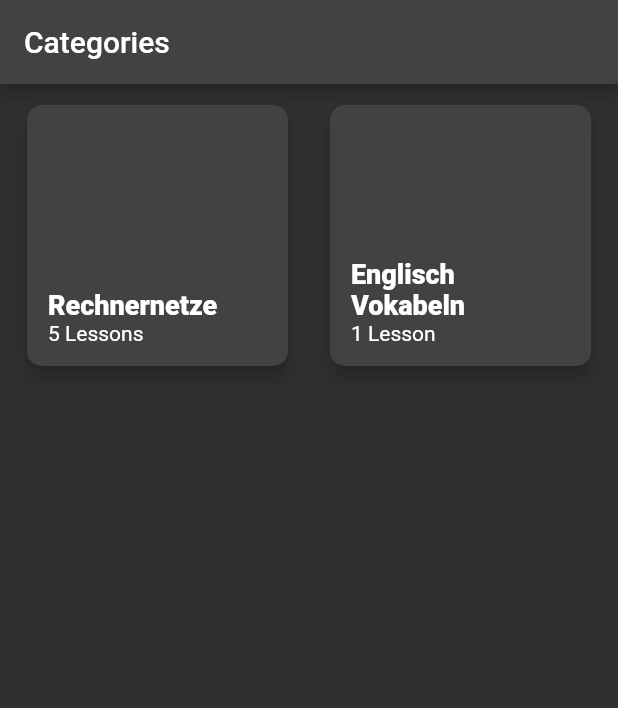
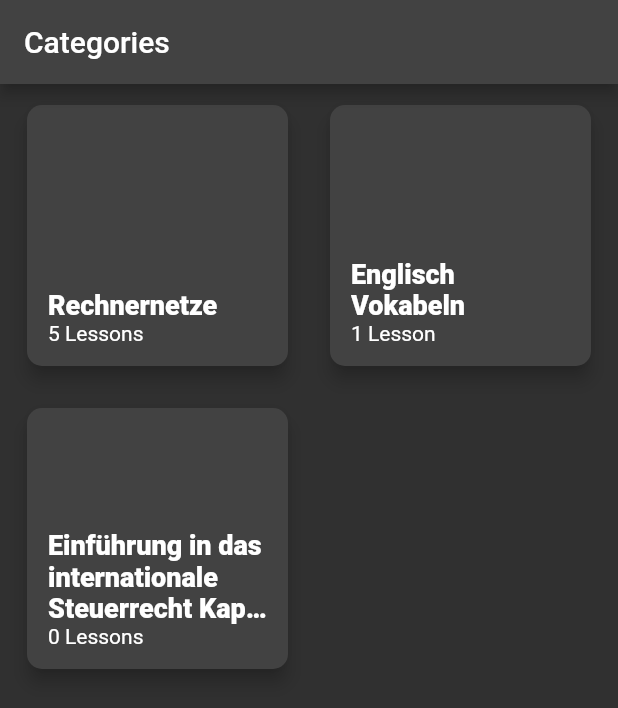
Before and after one commit to niklasschloegel/vocab-trainer, a Flutter app: the screen it shows after launch, on a phone screen of 412 x 824 dp. Shown: the top 708 px of the screen. Run offline on Flutter 3.47's test engine with Material 2 defaults, Android fonts, the phone set to English and light mode, and no system bars; our stand-ins replace carousel_slider, pie_chart.

Commit message:
improving reusability of gridview and grid cards

```diff
--- a/lib/data/dummy_data.dart
+++ b/lib/data/dummy_data.dart
@@ -148,4 +148,8 @@ Con: Schwer wart-/kontrollierbar
       ),
     ],
   ),
+  Category(
+    "Einführung in das internationale Steuerrecht Kapitel Nummer 123456",
+    [],
+  ),
 ];
--- a/lib/pages/categories_overview_screen.dart
+++ b/lib/pages/categories_overview_screen.dart
@@ -1,6 +1,9 @@
 import 'package:flutter/material.dart';
 import 'package:vocab_trainer/data/dummy_data.dart';
+import 'package:vocab_trainer/utils/description_generator.dart';
 import 'package:vocab_trainer/widgets/widgets.dart';
+
+import 'category_screen.dart';
 
 class CategoriesOverviewScreen extends StatelessWidget {
   static const routeName = "/";
@@ -16,14 +19,20 @@ class CategoriesOverviewScreen extends StatelessWidget {
         ),
       ),
       body: categories.length > 0
-          ? CustomGridView(
-              itemBuilder: (ctx, i) {
-                final category = categories[i];
-                return CategoryCard(
-                    key: ValueKey(category.id), category: category);
-              },
-              itemCount: categories.length,
-            )
+          ? CategoryLessonCollectionView(
+              menuItems: categories
+                  .map((category) => MenuItem(
+                      id: category.id,
+                      title: category.title,
+                      description: DescriptionGenerator.generate(
+                        category.lessons.length,
+                        "Lesson",
+                      ),
+                      navigate: (ctx) => Navigator.of(ctx).pushNamed(
+                            CategoryScreen.routeName,
+                            arguments: category,
+                          )))
+                  .toList())
           : Center(child: Text("No Categories created yet.")),
     );
   }
--- a/lib/widgets/category_card.dart
+++ /dev/null
@@ -1,27 +0,0 @@
-import 'package:flutter/material.dart';
-import 'package:vocab_trainer/models/models.dart';
-import 'package:vocab_trainer/pages/pages.dart';
-import 'package:vocab_trainer/utils/description_generator.dart';
-
-import 'menu_card.dart';
-
-class CategoryCard extends StatelessWidget {
-  final Category category;
-  const CategoryCard({Key? key, required this.category}) : super(key: key);
-
-  void _navigateToCategory(BuildContext context) =>
-      Navigator.of(context).pushNamed(
-        CategoryScreen.routeName,
-        arguments: category,
-      );
-
-  @override
-  Widget build(BuildContext context) {
-    return MenuCard(
-      title: category.title,
-      description:
-          DescriptionGenerator.generate(category.lessons.length, "Lesson"),
-      navigate: _navigateToCategory,
-    );
-  }
-}
--- /dev/null
+++ b/lib/widgets/category_lesson_collection_view.dart
@@ -0,0 +1,27 @@
+import 'package:flutter/material.dart';
+
+import 'custom_grid_view.dart';
+import 'menu_card.dart';
+import 'menu_item.dart';
+
+class CategoryLessonCollectionView extends StatelessWidget {
+  final List<MenuItem> menuItems;
+  const CategoryLessonCollectionView({Key? key, required this.menuItems})
+      : super(key: key);
+
+  @override
+  Widget build(BuildContext context) {
+    return CustomGridView(
+      itemBuilder: (ctx, index) {
+        final menuItem = menuItems[index];
+        return MenuCard(
+          key: ValueKey(menuItem.id),
+          title: menuItem.title,
+          description: menuItem.description,
+          navigate: menuItem.navigate,
+        );
+      },
+      itemCount: menuItems.length,
+    );
+  }
+}
--- a/lib/widgets/custom_grid_view.dart
+++ b/lib/widgets/custom_grid_view.dart
@@ -17,13 +17,14 @@ class CustomGridView extends StatelessWidget {
   Widget build(BuildContext context) {
     var _mediaQuery = MediaQuery.of(context);
     var _width = _mediaQuery.size.width;
-    double _containerWidth = min(DeviceSize.xxl, _width);
+    var _containerWidth = min(DeviceSize.xxl, _width);
+    var _gridCount = max(1, (_containerWidth ~/ 190).round());
 
     return ResponsiveContainer(
       child: GridView.builder(
         key: key,
         gridDelegate: SliverGridDelegateWithFixedCrossAxisCount(
-          crossAxisCount: (_containerWidth ~/ 190).toInt(),
+          crossAxisCount: _gridCount,
         ),
         itemBuilder: itemBuilder,
         itemCount: itemCount,
--- a/lib/widgets/menu_card.dart
+++ b/lib/widgets/menu_card.dart
@@ -32,6 +32,8 @@ class MenuCard extends StatelessWidget {
             children: [
               Text(
                 title,
+                maxLines: 3,
+                overflow: TextOverflow.ellipsis,
                 style: TextStyle(
                   fontWeight: FontWeight.w800,
                   fontSize: 18,
--- /dev/null
+++ b/lib/widgets/menu_item.dart
@@ -0,0 +1,15 @@
+import 'package:flutter/material.dart';
+
+class MenuItem {
+  final String id;
+  final String title;
+  final String description;
+  final Function(BuildContext) navigate;
+
+  MenuItem({
+    required this.id,
+    required this.title,
+    required this.description,
+    required this.navigate,
+  });
+}
--- a/lib/widgets/widgets.dart
+++ b/lib/widgets/widgets.dart
@@ -1,6 +1,6 @@
-export 'category_card.dart';
-export 'lesson_card.dart';
 export 'filecard_preview_card.dart';
 export 'custom_grid_view.dart';
+export 'category_lesson_collection_view.dart';
+export 'menu_item.dart';
 export 'responsive_container.dart';
 export 'learning_end_card.dart';
```
Also changed, not shown: lib/pages/category_screen.dart (+17 -7 lines), lib/widgets/lesson_card.dart (deleted, +0 -27 lines).
